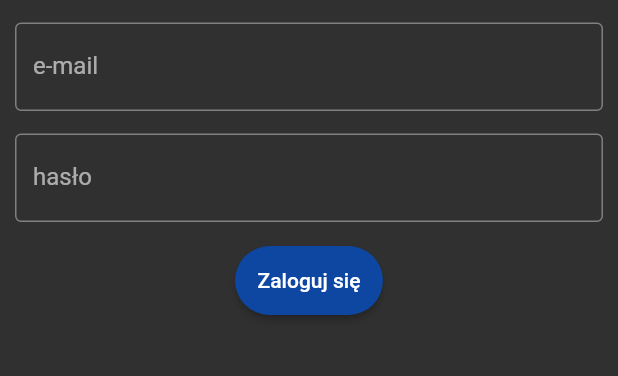
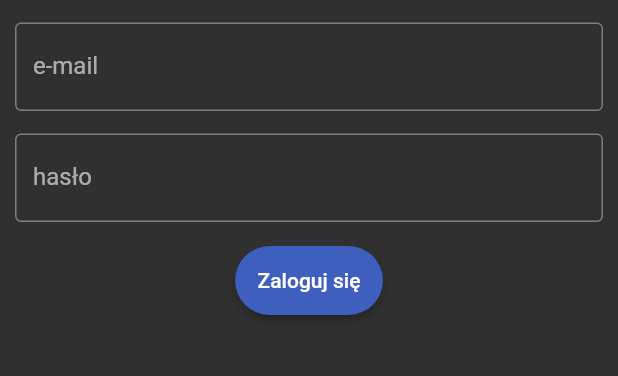
Before and after one commit to arix2000/kml_flutter_app, a Flutter app: the screen it shows after launch, on a phone screen of 412 x 824 dp, the part 519-895 px from its top. Run offline on Flutter 3.47's test engine with Material 2 defaults, Android fonts, the phone set to English and light mode, and no system bars; our stand-ins replace bloc, dartz, data_connection_checker, equatable, flutter_bloc, get_it and 2 more; missing offline and left inert: dart:ffi.

Commit message:
change base colors

```diff
--- a/lib/main.dart
+++ b/lib/main.dart
@@ -20,8 +20,8 @@ class MyApp extends StatelessWidget {
       title: 'Kml app',
       theme: ThemeData(
           brightness: Brightness.dark,
-          primaryColor: Colors.blue.shade800,
-          accentColor: Colors.blue.shade900),
+          primaryColor: Color.fromARGB(255, 63, 95, 190),
+          accentColor: Color.fromARGB(255, 63, 95, 190)),
       supportedLocales: [const Locale('pl', 'PL')],
       localizationsDelegates: [
         AppLocalizations.delegate,
```
